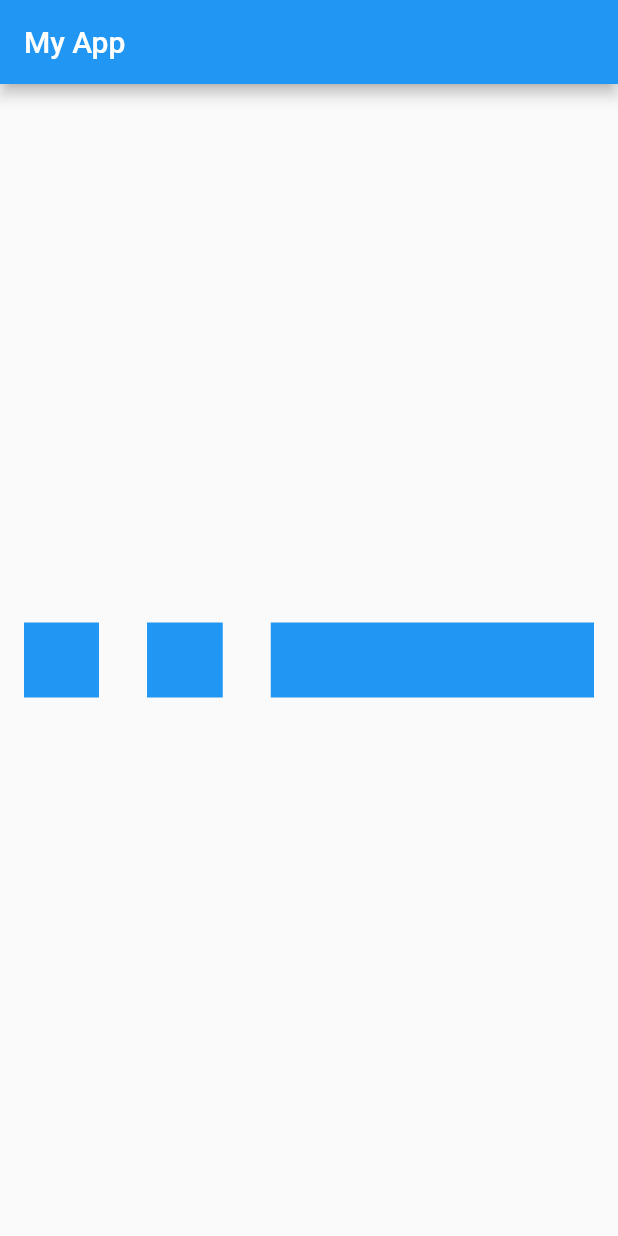
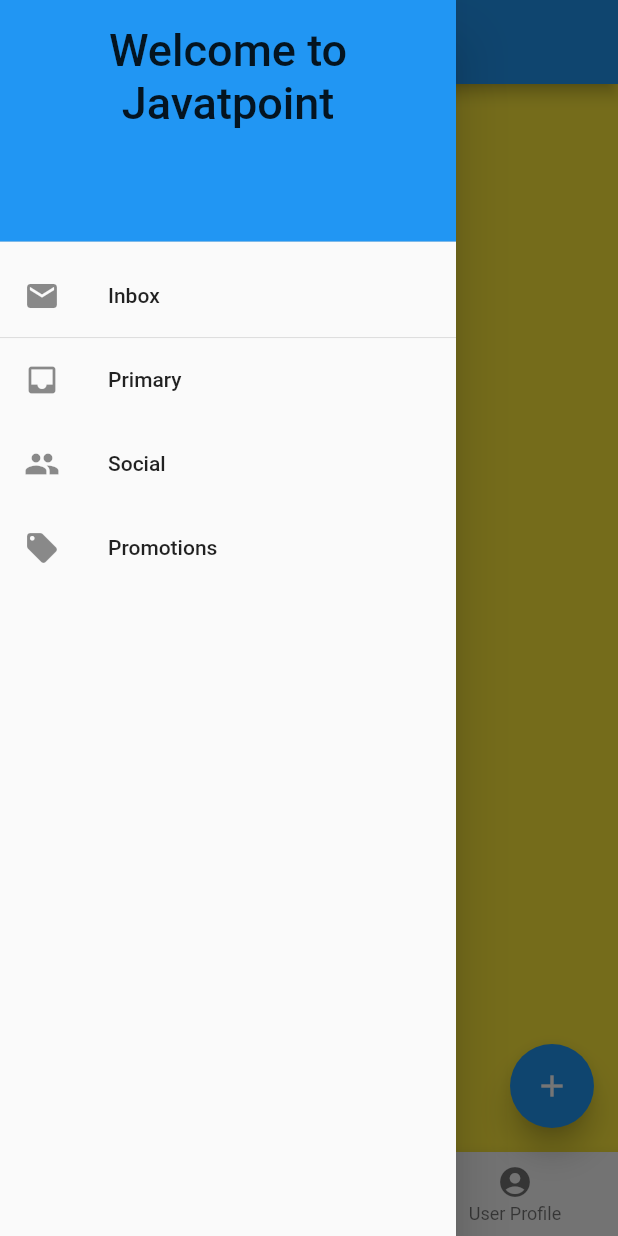
Before and after one commit to tranvantam09032000/APP_FLUTTER, a Flutter app: the screen it shows after launch, with the side drawer open (before the commit the screen has no drawer), on a phone screen of 412 x 824 dp. Run offline on Flutter 3.47's test engine with Material 2 defaults, Android fonts, the phone set to English and light mode, and no system bars.

Commit message:
Widgets Scaffold

```diff
--- a/lib/main.dart
+++ b/lib/main.dart
@@ -1,7 +1,8 @@
 import 'package:app_flutter/widgets_expanded.dart';
+import 'package:app_flutter/widgets_scaffold.dart';
 import 'package:app_flutter/widgets_wrap.dart';
 import 'package:flutter/material.dart';
 
 void main() {
-  runApp(WidgetsExpanded());
+  runApp(WidgetsScaffold());
 }
--- /dev/null
+++ b/lib/widgets_scaffold.dart
@@ -0,0 +1,97 @@
+import 'package:flutter/material.dart';
+
+class WidgetsScaffold extends StatelessWidget {
+  const WidgetsScaffold({Key? key}) : super(key: key);
+
+  @override
+  Widget build(BuildContext context) {
+    return MaterialApp(
+      title: "Flutter App",
+      theme: ThemeData(primarySwatch: Colors.blue),
+      home: Scaffold(
+        backgroundColor: Colors.yellow,
+        primary: true,
+        appBar: AppBar(
+          title: Text('My App'),
+          backgroundColor: Colors.blue,
+          leading: Builder(
+            builder: (context) =>
+                IconButton(onPressed: () {
+                  Scaffold.of(context).openDrawer();
+                }, icon: Icon(Icons.menu)),
+          ),
+        ),
+        drawer: Drawer(
+          child: ListView(
+            children: const <Widget>[
+              DrawerHeader(
+                decoration: BoxDecoration(
+                  color: Colors.blue,
+                ),
+                child: Text('Welcome to Javatpoint',
+                    style: TextStyle(
+                      fontSize: 30,
+                    ),
+                    textAlign: TextAlign.center),
+              ),
+              ListTile(
+                title: Text("Inbox"),
+                leading: Icon(Icons.mail),
+              ),
+              Divider(
+                height: 0.1,
+              ),
+              ListTile(
+                title: Text("Primary"),
+                leading: Icon(Icons.inbox),
+              ),
+              ListTile(
+                title: Text("Social"),
+                leading: Icon(Icons.people),
+              ),
+              ListTile(
+                title: Text("Promotions"),
+                leading: Icon(Icons.local_offer),
+              )
+            ],
+          ),
+        ),
+        body: Center(
+          child: Text(
+            'Hello My App',
+            style: TextStyle(fontSize: 32, color: Colors.blue),
+          ),
+        ),
+        floatingActionButton: FloatingActionButton(
+            elevation: 8.0,
+            child: Icon(Icons.add),
+            onPressed: () {
+              print('I am Floating Action Button');
+            }),
+        bottomNavigationBar: BottomNavigationBar(
+          currentIndex: 0,
+          fixedColor: Colors.grey,
+          items: [
+            BottomNavigationBarItem(
+              label: "Home",
+              icon: Icon(Icons.home),
+            ),
+            BottomNavigationBarItem(
+              label: "Search",
+              icon: Icon(Icons.search),
+            ),
+            BottomNavigationBarItem(
+              label: "User Profile",
+              icon: Icon(Icons.account_circle),
+            ),
+          ],
+          // onTap: (int itemIndex){
+          //   setState(() {
+          //     _currentIndex = itemIndex;
+          //   });
+          // },
+        ),
+      ),
+    );
+  }
+}
```
